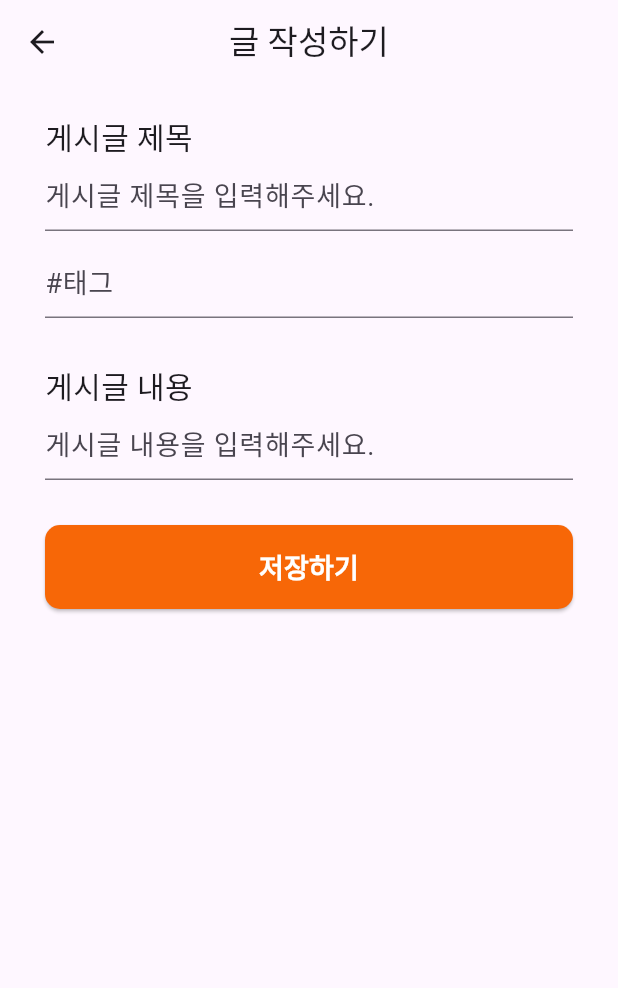
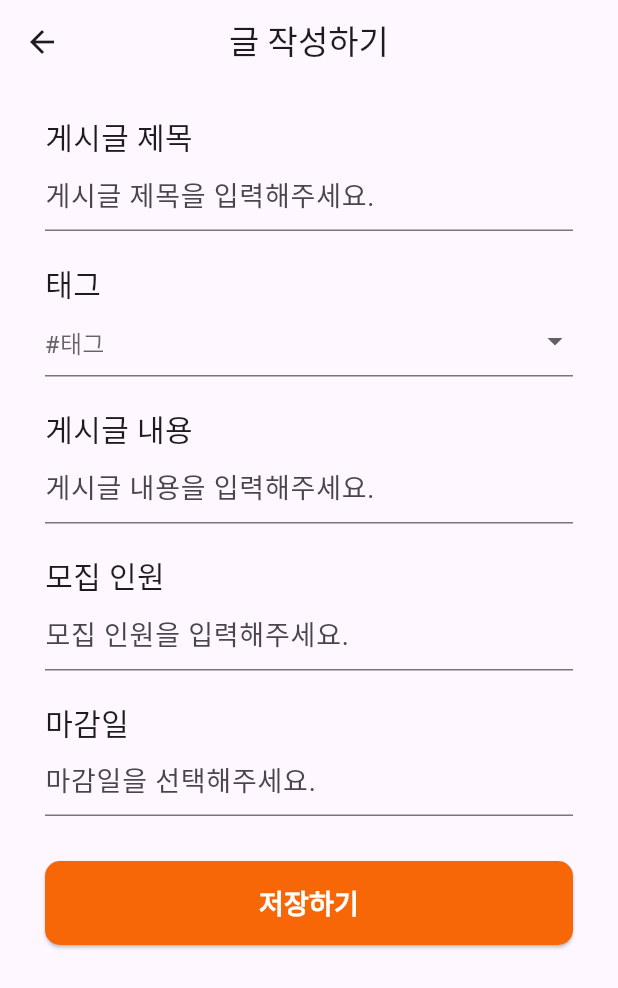
Before and after one commit to DreamOrReality/Dream-Or-Reality-Flutter, a Flutter app: the WriteMyPostScreen screen opened by its route, on a phone screen of 412 x 824 dp. Shown: the top 988 px of the screen. Run offline on Flutter 3.47's test engine with Material 3 defaults, Android fonts, the phone set to English and light mode, and no system bars; our stand-ins replace shared_preferences, table_calendar; accounts and stored records are empty.

Commit message:
feat. 글 작성 뼈대 구현

```diff
--- a/lib/screens/study/write_mypost_screen.dart
+++ b/lib/screens/study/write_mypost_screen.dart
@@ -1,4 +1,5 @@
 import 'package:flutter/material.dart';
+import 'package:intl/intl.dart';
 
 import '../../theme/color.dart';
 
@@ -13,11 +14,26 @@ class _WriteMyPostScreenState extends State<WriteMyPostScreen> {
   late String postTitle;
   late String postTag;
   late String postContent;
+  late int recuritCount;
+  DateTime? deadline;
 
-  void savePostToDatabase(String title, String tag, String content) {
-    print(title);
-    print(tag);
-    print(content);
+  final List<String> tags = [
+    "백엔드 개발자",
+    "프론트엔드 개발자",
+    "모바일 앱 개발자",
+    "UI/UX 디자이너",
+    "3D 디자이너",
+    "영상디자이너"
+  ];
+
+  void savePostToDatabase(String title, String tag, String content, int recurit,
+      DateTime deadline) {
+    // Save to database
+    print("Title: $title");
+    print("Tag: $tag");
+    print("Content: $content");
+    print("Recurit: $recurit");
+    print("Deadline: ${DateFormat('yyyy-MM-dd').format(deadline)}");
   }
 
   @override
@@ -35,15 +51,27 @@ class _WriteMyPostScreenState extends State<WriteMyPostScreen> {
             children: [
               const SizedBox(height: 20),
               buildInputTitle(context), // 제목 / 태그 입력
-              const SizedBox(height: 30),
+              const SizedBox(height: 20),
+              buildDropdownTag(context), // 태그 드롭다운
+              const SizedBox(height: 20),
               buildInputContent(context), // 게시글 내용 입력
+              const SizedBox(height: 20),
+              buildRecuritInput(context), // 모집 인원 입력
+              const SizedBox(height: 20),
+              buildDeadlineInput(context), // 마감일 입력
               const SizedBox(height: 30),
               //저장 버튼
               SizedBox(
                 width: MediaQuery.of(context).size.width,
                 child: ElevatedButton(
                   onPressed: () {
-                    savePostToDatabase(postTitle, postTag, postContent);
+                    if (deadline != null) {
+                      savePostToDatabase(postTitle, postTag, postContent,
+                          recuritCount, deadline!);
+                    } else {
+                      ScaffoldMessenger.of(context).showSnackBar(
+                          SnackBar(content: Text("마감일을 선택해주세요.")));
+                    }
                   },
                   style: ElevatedButton.styleFrom(
                     backgroundColor: primaryColor,
@@ -68,7 +96,7 @@ class _WriteMyPostScreenState extends State<WriteMyPostScreen> {
     );
   }
 
-  // 제목 / 태그 입력
+  // 제목 입력
   Widget buildInputTitle(BuildContext context) {
     return Column(
       crossAxisAlignment: CrossAxisAlignment.start,
@@ -90,20 +118,32 @@ class _WriteMyPostScreenState extends State<WriteMyPostScreen> {
             });
           },
         ),
-        const SizedBox(height: 10),
-        TextField(
-          keyboardType: TextInputType.multiline,
-          maxLines: null,
-          style: const TextStyle(fontSize: 18),
+      ],
+    );
+  }
+
+  // 태그 드롭다운
+  Widget buildDropdownTag(BuildContext context) {
+    return Column(
+      crossAxisAlignment: CrossAxisAlignment.start,
+      children: [
+        const Text('태그', style: TextStyle(fontSize: 20)),
+        DropdownButtonFormField<String>(
           decoration: const InputDecoration(
             hintText: '#태그',
             hintStyle: TextStyle(
               fontSize: 18,
             ),
           ),
+          items: tags.map((String value) {
+            return DropdownMenuItem<String>(
+              value: value,
+              child: Text(value, style: const TextStyle(fontSize: 18)),
+            );
+          }).toList(),
           onChanged: (value) {
             setState(() {
-              postTag = value;
+              postTag = value!;
             });
           },
         ),
@@ -136,4 +176,70 @@ class _WriteMyPostScreenState extends State<WriteMyPostScreen> {
       ],
     );
   }
+
+  // 모집 인원 입력
+  Widget buildRecuritInput(BuildContext context) {
+    return Column(
+      crossAxisAlignment: CrossAxisAlignment.start,
+      children: [
+        const Text('모집 인원', style: TextStyle(fontSize: 20)),
+        TextField(
+          keyboardType: TextInputType.number,
+          style: const TextStyle(fontSize: 18),
+          decoration: const InputDecoration(
+            hintText: '모집 인원을 입력해주세요.',
+            hintStyle: TextStyle(
+              fontSize: 18,
+            ),
+          ),
+          onChanged: (value) {
+            setState(() {
+              recuritCount = int.parse(value);
+            });
+          },
+        ),
+      ],
+    );
+  }
+
+  // 마감일 입력
+  Widget buildDeadlineInput(BuildContext context) {
+    return Column(
+      crossAxisAlignment: CrossAxisAlignment.start,
+      children: [
+        const Text('마감일', style: TextStyle(fontSize: 20)),
+        GestureDetector(
+          onTap: () async {
+            final DateTime? pickedDate = await showDatePicker(
+              context: context,
+              initialDate: DateTime.now(),
+              firstDate: DateTime(2000),
+              lastDate: DateTime(2101),
+            );
+            if (pickedDate != null) {
+              setState(() {
+                deadline = pickedDate;
+              });
+            }
+          },
+          child: AbsorbPointer(
+            child: TextField(
+              controller: TextEditingController(
+                text: deadline != null
+                    ? DateFormat('yyyy-MM-dd').format(deadline!)
+                    : '',
+              ),
+              decoration: const InputDecoration(
+                hintText: '마감일을 선택해주세요.',
+                hintStyle: TextStyle(
+                  fontSize: 18,
+                ),
+              ),
+              style: const TextStyle(fontSize: 18),
+            ),
+          ),
+        ),
+      ],
+    );
+  }
 }
```
